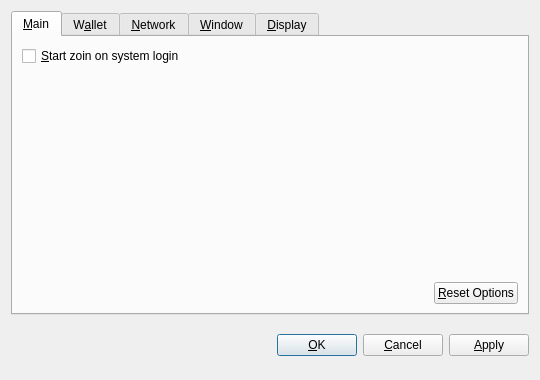
hanyh2004/zebra, file src/qt/forms/optionsdialog.ui: the form before one commit.
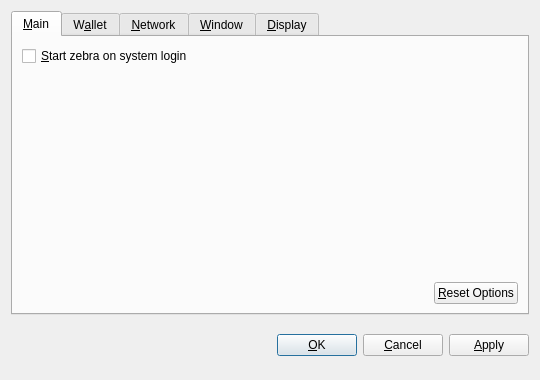
The form after the commit. Custom widgets are drawn as their Qt base class.

The edit to the form file:
```diff
--- a/src/qt/forms/optionsdialog.ui
+++ b/src/qt/forms/optionsdialog.ui
@@ -36,7 +36,7 @@
           <string>Automatically start zoin after logging in to the system.</string>
          </property>
          <property name="text">
-          <string>&amp;Start zoin on system login</string>
+          <string>&amp;Start zebra on system login</string>
          </property>
         </widget>
        </item>
```
Left out of the diff: 10 changed lines with no effect on the pictures.
